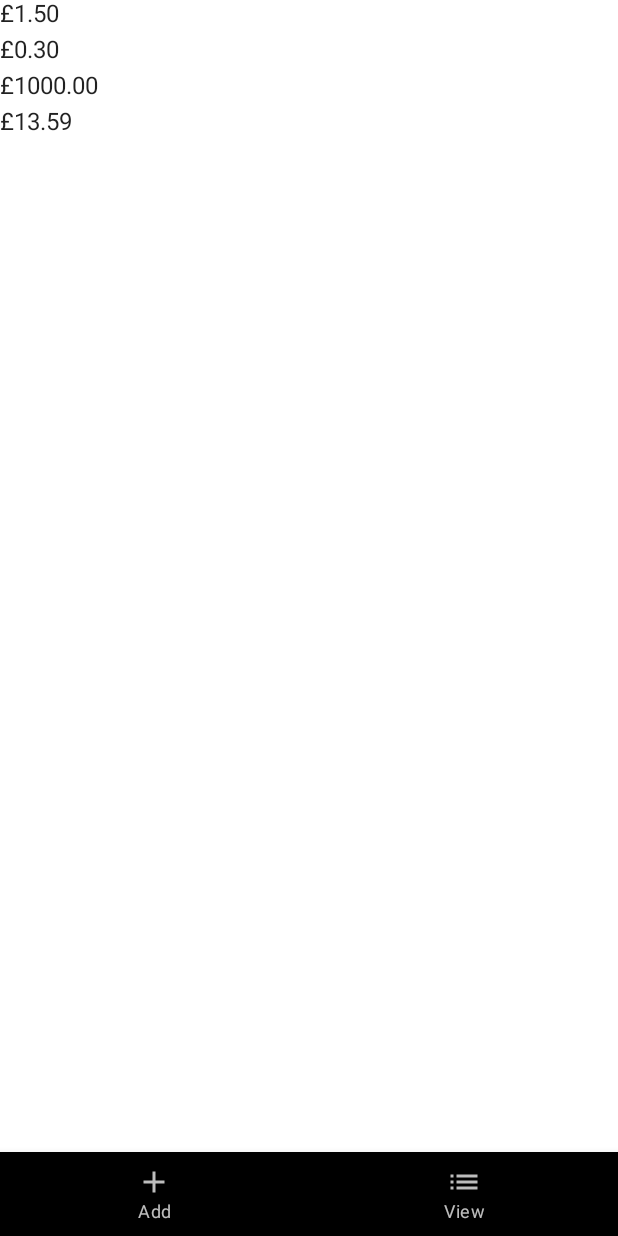
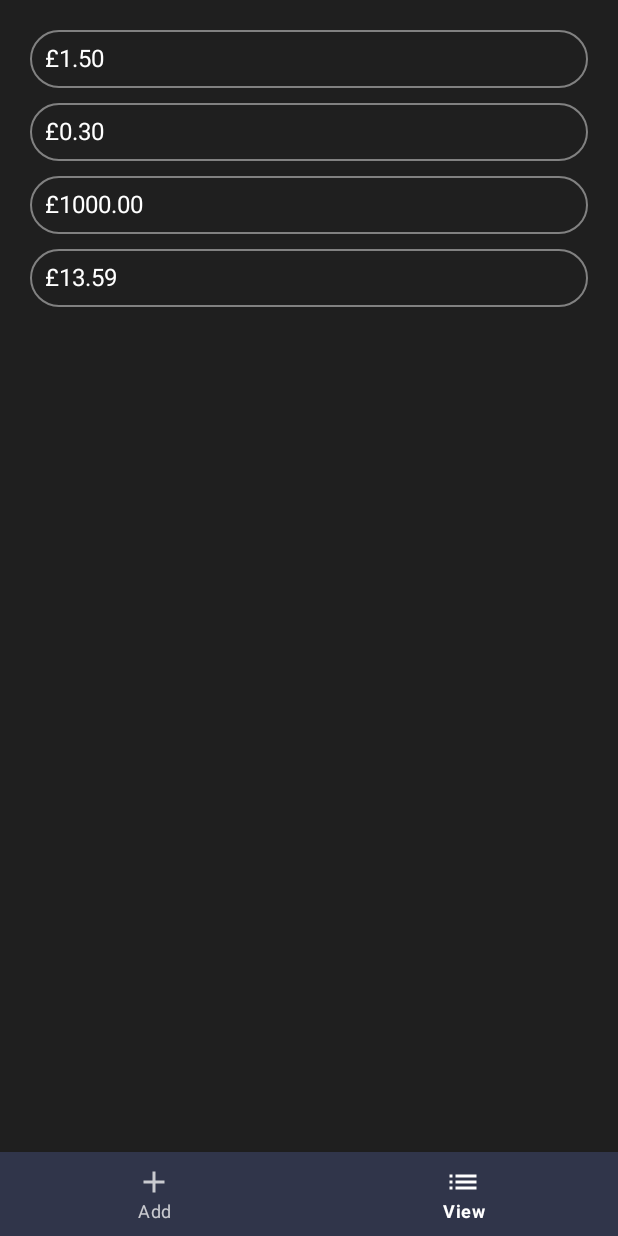
Before and after one commit to EwasWorld/ProjectNummi, an Android app built with Jetpack Compose: the screen it shows after launch (MainActivity), on a phone screen of 412 x 824 dp. Run offline under Robolectric (Android 15) with nearby library versions, the phone set to English and light mode, and no system bars.

Commit message:
Decided on a colour theme and made the two screens look a bit better

```diff
--- a/app/src/main/java/com/eywa/projectnummi/features/viewTransactions/ViewTransactionsScreen.kt
+++ b/app/src/main/java/com/eywa/projectnummi/features/viewTransactions/ViewTransactionsScreen.kt
@@ -1,19 +1,27 @@
 package com.eywa.projectnummi.features.viewTransactions
 
+import androidx.compose.foundation.BorderStroke
 import androidx.compose.foundation.layout.Arrangement
 import androidx.compose.foundation.layout.fillMaxSize
+import androidx.compose.foundation.layout.fillMaxWidth
+import androidx.compose.foundation.layout.padding
 import androidx.compose.foundation.lazy.LazyColumn
 import androidx.compose.foundation.lazy.items
+import androidx.compose.foundation.shape.RoundedCornerShape
+import androidx.compose.material.Surface
 import androidx.compose.material.Text
 import androidx.compose.runtime.Composable
 import androidx.compose.runtime.collectAsState
 import androidx.compose.ui.Alignment
 import androidx.compose.ui.Modifier
+import androidx.compose.ui.graphics.Color
 import androidx.compose.ui.tooling.preview.Preview
 import androidx.compose.ui.unit.dp
 import androidx.lifecycle.viewmodel.compose.viewModel
 import com.eywa.projectnummi.model.providers.TransactionProvider
 import com.eywa.projectnummi.ui.components.NummiScreenPreviewWrapper
+import com.eywa.projectnummi.ui.theme.NummiTheme
+import com.eywa.projectnummi.ui.theme.colors.BaseColor
 
 @Composable
 fun ViewTransactionsScreen(
@@ -32,13 +40,24 @@ fun ViewTransactionsScreen(
 ) {
     LazyColumn(
             horizontalAlignment = Alignment.Start,
-            verticalArrangement = Arrangement.spacedBy(5.dp),
-            modifier = Modifier.fillMaxSize()
+            verticalArrangement = Arrangement.spacedBy(10.dp),
+            modifier = Modifier
+                    .fillMaxSize()
+                    .padding(NummiTheme.dimens.screenPadding)
     ) {
         items(state.transactions) { item ->
-            Text(
-                    text = "£%.2f".format(item.amount / 100.0),
-            )
+            Surface(
+                    color = Color.Transparent,
+                    border = BorderStroke(1.dp, BaseColor.GREY),
+                    shape = RoundedCornerShape(100),
+                    modifier = Modifier.fillMaxWidth()
+            ) {
+                Text(
+                        text = "£%.2f".format(item.amount / 100.0),
+                        color = NummiTheme.colors.appBackground.content,
+                        modifier = Modifier.padding(10.dp)
+                )
+            }
         }
     }
 }
--- a/app/src/main/java/com/eywa/projectnummi/main/MainActivity.kt
+++ b/app/src/main/java/com/eywa/projectnummi/main/MainActivity.kt
@@ -6,6 +6,7 @@ import androidx.activity.compose.setContent
 import androidx.compose.foundation.layout.padding
 import androidx.compose.material.Scaffold
 import androidx.compose.ui.Modifier
+import androidx.compose.ui.graphics.toArgb
 import androidx.navigation.compose.NavHost
 import androidx.navigation.compose.composable
 import androidx.navigation.compose.rememberNavController
@@ -19,11 +20,14 @@ class MainActivity : ComponentActivity() {
                 val navController = rememberNavController()
                 val navRoutes = MainNavRoute.values()
 
+                window.navigationBarColor = NummiTheme.colors.androidNavButtons.toArgb()
+                window.statusBarColor = NummiTheme.colors.statusBar.toArgb()
+
                 Scaffold(
                         backgroundColor = NummiTheme.colors.appBackground.main,
                         bottomBar = {
                             NummiBottomNav(
-                                    currentRoute = navController.currentDestination?.route,
+                                    navController = navController,
                                     onClick = { navController.navigate(it.routeBase) },
                             )
                         }
--- a/app/src/main/java/com/eywa/projectnummi/main/NummiBottomNav.kt
+++ b/app/src/main/java/com/eywa/projectnummi/main/NummiBottomNav.kt
@@ -5,14 +5,31 @@ import androidx.compose.material.*
 import androidx.compose.material.icons.Icons
 import androidx.compose.material.icons.filled.Add
 import androidx.compose.material.icons.filled.List
+import androidx.compose.material.icons.outlined.Add
+import androidx.compose.material.icons.outlined.List
 import androidx.compose.runtime.Composable
+import androidx.compose.runtime.getValue
 import androidx.compose.ui.Modifier
-import androidx.compose.ui.graphics.Color
 import androidx.compose.ui.semantics.contentDescription
 import androidx.compose.ui.semantics.semantics
 import androidx.compose.ui.text.font.FontWeight
 import androidx.compose.ui.text.style.TextOverflow
+import androidx.navigation.NavController
+import androidx.navigation.compose.currentBackStackEntryAsState
+import com.eywa.projectnummi.ui.theme.NummiTheme
 import com.eywa.projectnummi.ui.utils.NummiIconInfo
+
+@Composable
+fun NummiBottomNav(
+        navController: NavController,
+        onClick: (destination: NavRoute) -> Unit,
+) {
+    val current by navController.currentBackStackEntryAsState()
+    NummiBottomNav(
+            currentRoute = current?.destination?.route,
+            onClick = onClick,
+    )
+}
 
 @Composable
 fun NummiBottomNav(
@@ -20,11 +37,12 @@ fun NummiBottomNav(
         onClick: (destination: NavRoute) -> Unit,
 ) {
     BottomNavigation(
-            backgroundColor = Color.Black,
-            contentColor = Color.White,
+            backgroundColor = NummiTheme.colors.navBar.main,
+            contentColor = NummiTheme.colors.navBar.content,
     ) {
         NummiBottomNavItem(
-                icon = NummiIconInfo.VectorIcon(Icons.Default.Add),
+                icon = NummiIconInfo.VectorIcon(Icons.Outlined.Add),
+                selectedIcon = NummiIconInfo.VectorIcon(Icons.Filled.Add),
                 label = "Add",
                 contentDescription = "Add transactions",
                 destination = MainNavRoute.ADD_TRANSACTIONS,
@@ -32,7 +50,8 @@ fun NummiBottomNav(
                 onClick = onClick,
         )
         NummiBottomNavItem(
-                icon = NummiIconInfo.VectorIcon(Icons.Default.List),
+                icon = NummiIconInfo.VectorIcon(Icons.Outlined.List),
+                selectedIcon = NummiIconInfo.VectorIcon(Icons.Filled.List),
                 label = "View",
                 contentDescription = "View transactions",
                 destination = MainNavRoute.VIEW_TRANSACTIONS,
--- a/app/src/main/java/com/eywa/projectnummi/ui/components/NummiScreenPreviewWrapper.kt
+++ b/app/src/main/java/com/eywa/projectnummi/ui/components/NummiScreenPreviewWrapper.kt
@@ -7,10 +7,10 @@ import androidx.compose.runtime.Composable
 import androidx.compose.ui.Modifier
 import com.eywa.projectnummi.ui.theme.NummiTheme
 import com.eywa.projectnummi.ui.theme.colors.NummiColorTheme
-import com.eywa.projectnummi.ui.theme.currentAppTheme
+import com.eywa.projectnummi.ui.theme.currentColorTheme
 
 @Composable
-fun NummiScreenPreviewWrapper(theme: NummiColorTheme = currentAppTheme, content: @Composable () -> Unit) {
+fun NummiScreenPreviewWrapper(theme: NummiColorTheme = currentColorTheme, content: @Composable () -> Unit) {
     NummiTheme(theme) {
         Box(
                 modifier = Modifier
--- /dev/null
+++ b/app/src/main/java/com/eywa/projectnummi/ui/theme/Dimens.kt
@@ -0,0 +1,10 @@
+package com.eywa.projectnummi.ui.theme
+
+import androidx.compose.runtime.Immutable
+import androidx.compose.ui.unit.Dp
+import androidx.compose.ui.unit.dp
+
+@Immutable
+data class Dimens(
+        val screenPadding: Dp = 20.dp,
+)
--- a/app/src/main/java/com/eywa/projectnummi/ui/theme/Theme.kt
+++ b/app/src/main/java/com/eywa/projectnummi/ui/theme/Theme.kt
@@ -6,17 +6,21 @@ import com.eywa.projectnummi.ui.theme.colors.NummiColorTheme
 import com.eywa.projectnummi.ui.theme.colors.colorPaletts.ColorPalette
 
 
+val LocalDimens = staticCompositionLocalOf { Dimens() }
+
 val LocalColorPalette = staticCompositionLocalOf { ColorPalette() }
-var currentAppTheme by mutableStateOf(NummiColorTheme.LIGHT)
+var currentColorTheme by mutableStateOf(NummiColorTheme.MAIN)
 
 
 @Composable
 fun NummiTheme(
-        theme: NummiColorTheme = currentAppTheme,
+        colorTheme: NummiColorTheme = currentColorTheme,
+        dimens: Dimens = Dimens(),
         content: @Composable () -> Unit
 ) {
     CompositionLocalProvider(
-            LocalColorPalette provides theme.colors,
+            LocalColorPalette provides colorTheme.colors,
+            LocalDimens provides dimens,
     ) {
         MaterialTheme(
                 typography = Typography,
@@ -30,4 +34,7 @@ object NummiTheme {
     val colors: ColorPalette
         @Composable
         get() = LocalColorPalette.current
+    val dimens: Dimens
+        @Composable
+        get() = LocalDimens.current
 }
--- a/app/src/main/java/com/eywa/projectnummi/ui/theme/colors/BaseColor.kt
+++ b/app/src/main/java/com/eywa/projectnummi/ui/theme/colors/BaseColor.kt
@@ -6,8 +6,15 @@ import androidx.compose.ui.graphics.Color
  * Raw colours that can be used in themes
  */
 object BaseColor {
-    val Purple200 = Color(0xFFBB86FC)
-    val Purple500 = Color(0xFF6200EE)
-    val Purple700 = Color(0xFF3700B3)
-    val Teal200 = Color(0xFF03DAC5)
+    val BASE_BLACK = Color(0xFF1F1F1F) // Or 141414?
+    val BASE_SPACE = Color(0xFF30354a)
+    val BASE_PURPLE = Color(0xFF6F688D) // Color(0xFF635E7E)
+    val BASE_BLUE = Color(0xFF79A0A0)
+    val BASE_GREEN = Color(0xFFB3BC9F)
+
+    val BASE_ERROR = Color(0xFFAE6B6B)
+
+    const val PLACEHOLDER_ALPHA = 0.3f
+
+    val GREY = Color(0xFF818181)
 }
--- a/app/src/main/java/com/eywa/projectnummi/ui/theme/colors/NummiColorTheme.kt
+++ b/app/src/main/java/com/eywa/projectnummi/ui/theme/colors/NummiColorTheme.kt
@@ -9,12 +9,12 @@ import com.eywa.projectnummi.ui.theme.colors.colorPaletts.ColorPalette
 enum class NummiColorTheme(
         val colors: ColorPalette
 ) {
-    LIGHT(
+    MAIN(
             colors = ColorPalette()
     ),
-    DARK(
+    SECONDARY(
             colors = ColorPalette(
-                    appBackground = ThemeColor(main = Color.Black, on = Color.White)
+                    appBackground = ThemeColor(main = Color.White, content = Color.Black)
             )
     )
 }
--- a/app/src/main/java/com/eywa/projectnummi/ui/theme/colors/ThemeColor.kt
+++ b/app/src/main/java/com/eywa/projectnummi/ui/theme/colors/ThemeColor.kt
@@ -8,5 +8,5 @@ data class ThemeColor(
         /**
          * e.g. the colour for text on [main]
          */
-        val on: Color,
+        val content: Color,
 )
```
Also changed, not shown: app/src/main/java/com/eywa/projectnummi/features/addTransactions/AddTransactionsScreen.kt (+20 -4 lines), app/src/main/java/com/eywa/projectnummi/ui/theme/colors/colorPaletts/ColorPalette.kt (+42 -1 lines).
